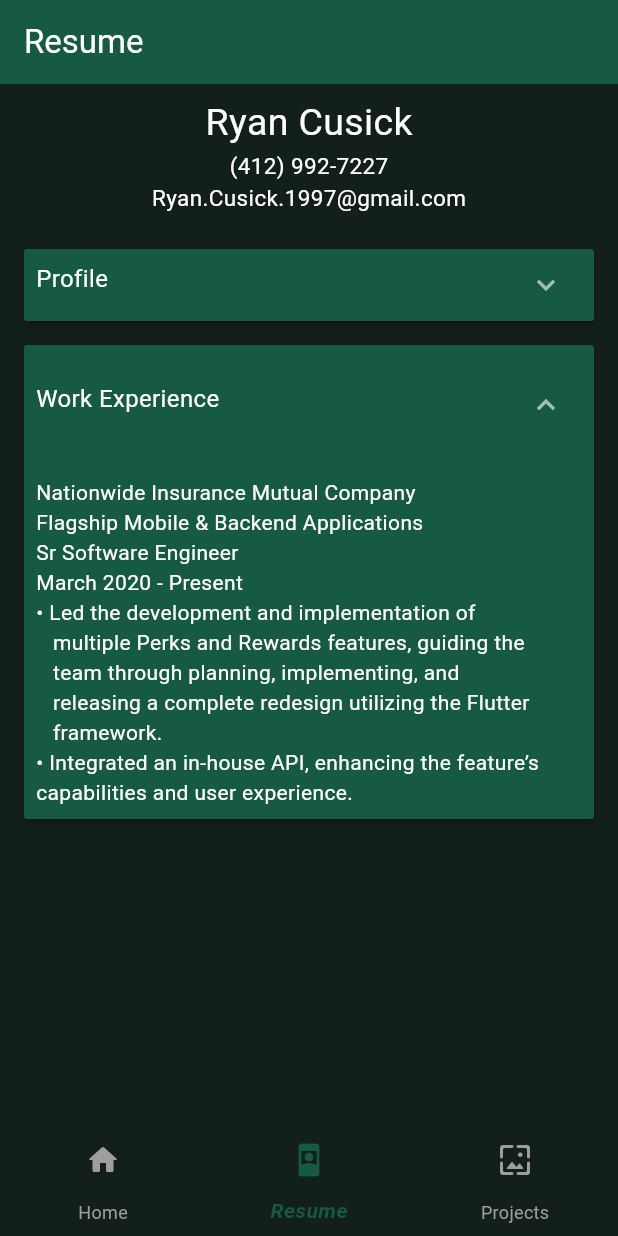
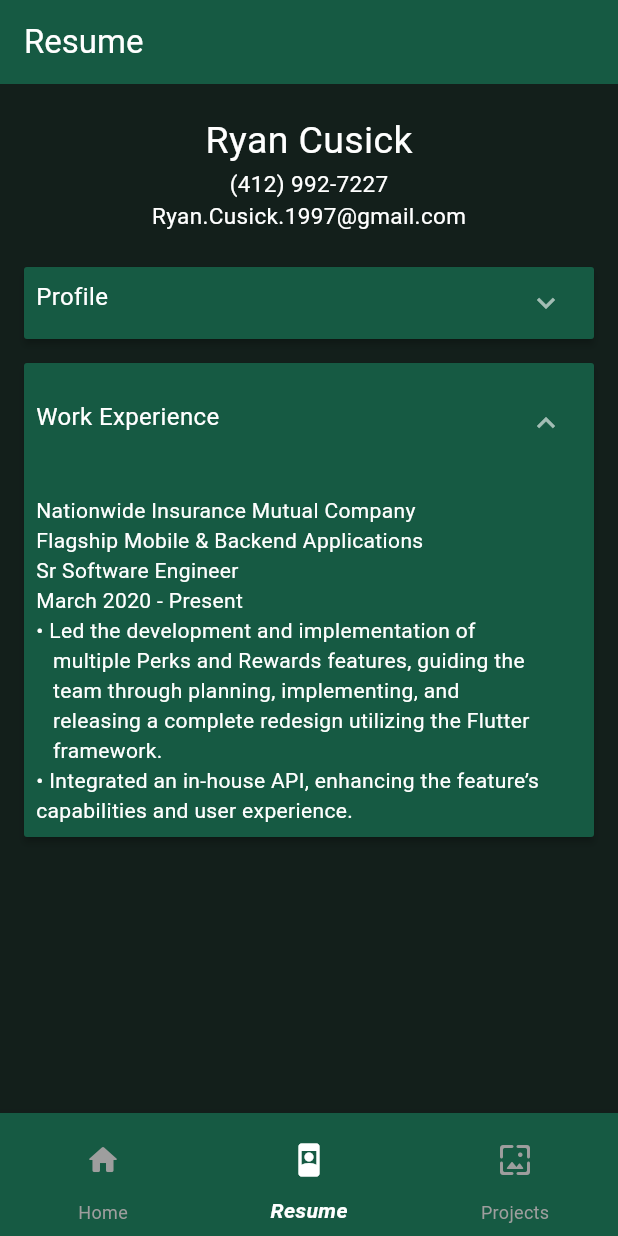
Before and after one commit to Cusick1/portfolio, a Flutter app: the screen it shows after launch, item 2 of the bottom bar chosen, on a phone screen of 412 x 824 dp. Run offline on Flutter 3.47's test engine with Material 3 defaults, Android fonts, the phone set to English and light mode, and no system bars; our stand-ins replace flutter_bloc.

Commit message:
Removed Center and it messed up spacing

```diff
--- a/lib/presentation/home_page.dart
+++ b/lib/presentation/home_page.dart
@@ -56,8 +56,8 @@ class HomePageView extends StatelessWidget {
           body: _pages[pageState],
           bottomNavigationBar: BottomNavigationBar(
             currentIndex: pageState,
-            backgroundColor: colorScheme.surface,
-            selectedItemColor: colorScheme.primary,
+            backgroundColor: colorScheme.primary,
+            selectedItemColor: colorScheme.onSurface,
             selectedLabelStyle: const TextStyle(
               fontStyle: FontStyle.italic,
               fontWeight: FontWeight.bold,
--- a/lib/presentation/projects_page.dart
+++ b/lib/presentation/projects_page.dart
@@ -6,13 +6,14 @@ class Projects extends StatelessWidget {
 
   @override
   Widget build(BuildContext context) {
-    final ThemeData theme = Theme.of(context);
-    final ColorScheme colorScheme = theme.colorScheme;
+    final theme = Theme.of(context);
+    final colorScheme = theme.colorScheme;
     return Scaffold(
       backgroundColor: colorScheme.surface,
       body: Center(
         child: Column(
           children: [
+            SizedBox(height: 12),
             Padding(padding: const EdgeInsets.all(8.0), child: ContactInfo()),
           ],
         ),
--- a/lib/presentation/resume_page.dart
+++ b/lib/presentation/resume_page.dart
@@ -13,9 +13,9 @@ class Resume extends StatelessWidget {
     final colorScheme = theme.colorScheme;
     return Scaffold(
       backgroundColor: colorScheme.surface,
-      body: Center(
-        child: Column(
+      body: Column(
         children: [
+          SizedBox(height: 12),
           const Padding(padding: EdgeInsets.all(8), child: ContactInfo()),
           // Create a List of DropDown Widgets
           Padding(
@@ -63,13 +63,11 @@ class Resume extends StatelessWidget {
                         ),
                         Text('Sr Software Engineer'),
                         Text('March 2020 - Present'),
-                          Text(
-                            '''\u2022 Led the development and implementation of
+                        Text('''\u2022 Led the development and implementation of
    multiple Perks and Rewards features, guiding the
    team through planning, implementing, and
    releasing a complete redesign utilizing the Flutter
-   framework.''',
-                          ),
+   framework.'''),
                         Text(
                           '''
 \u2022 Integrated an in-house API, enhancing the feature’s capabilities and user experience.''',
@@ -86,7 +84,6 @@ class Resume extends StatelessWidget {
           ),
         ],
       ),
-      ),
     );
   }
 }
```
Lines whose indentation alone changed are shown as unchanged.
